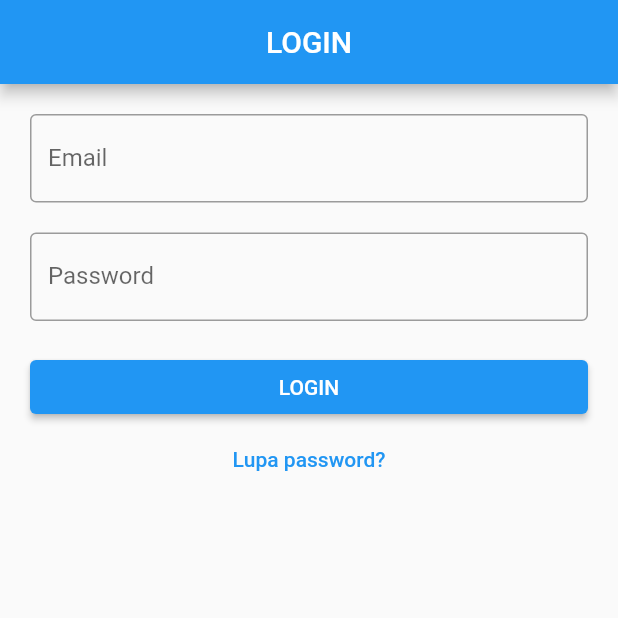
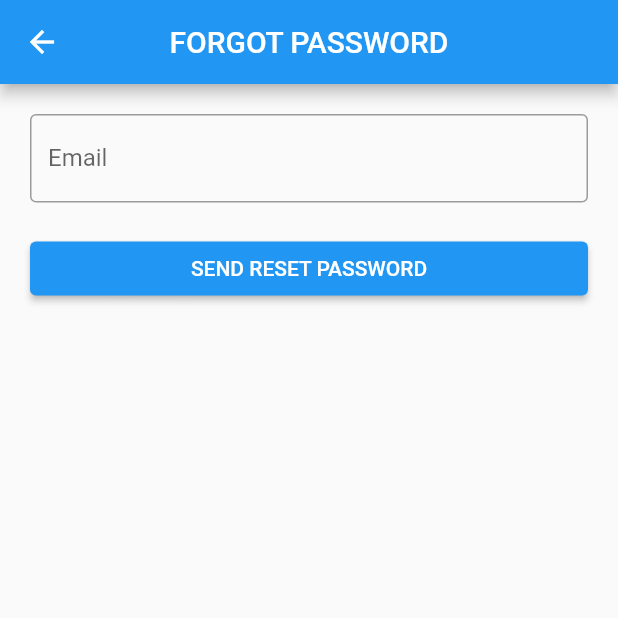
Before and after one commit to asbiqalalawi/presence, a Flutter app: the screen it shows after launch, after a tap on "Lupa password?", on a phone screen of 412 x 824 dp, the top half of it. Run offline on Flutter 3.47's test engine with Material 2 defaults, Android fonts, the phone set to English and light mode, and no system bars; our stand-ins replace cloud_firestore, firebase_auth, firebase_core, get; missing offline and left inert: cloud_firestore_web, firebase_auth_web, firebase_core_web, firebase_storage_web; accounts and stored records are empty.

Commit message:
Forgot Password

```diff
--- /dev/null
+++ b/lib/app/modules/forgot_password/bindings/forgot_password_binding.dart
@@ -0,0 +1,12 @@
+import 'package:get/get.dart';
+
+import '../controllers/forgot_password_controller.dart';
+
+class ForgotPasswordBinding extends Bindings {
+  @override
+  void dependencies() {
+    Get.lazyPut<ForgotPasswordController>(
+      () => ForgotPasswordController(),
+    );
+  }
+}
--- /dev/null
+++ b/lib/app/modules/forgot_password/controllers/forgot_password_controller.dart
@@ -0,0 +1,28 @@
+import 'package:firebase_auth/firebase_auth.dart';
+import 'package:flutter/cupertino.dart';
+import 'package:get/get.dart';
+
+class ForgotPasswordController extends GetxController {
+  RxBool isLoading = false.obs;
+  TextEditingController emailC = TextEditingController();
+
+  FirebaseAuth auth = FirebaseAuth.instance;
+
+  void sendEmail() async {
+    if (emailC.text.isNotEmpty) {
+      isLoading.value = true;
+      try {
+        await auth.sendPasswordResetEmail(email: emailC.text);
+        Get.back();
+        Get.snackbar('Berhasil', 'Email reset password berhasil dikirim.');
+      } catch (e) {
+        Get.snackbar(
+            'Terjadi Kesalahan', 'Tidak dapat mengirim email reset password.');
+      } finally {
+        isLoading.value = false;
+      }
+    } else {
+      Get.snackbar('Terjadi Kesalahan', 'Email harus diisi.');
+    }
+  }
+}
--- /dev/null
+++ b/lib/app/modules/forgot_password/views/forgot_password_view.dart
@@ -0,0 +1,43 @@
+import 'package:flutter/material.dart';
+
+import 'package:get/get.dart';
+
+import '../controllers/forgot_password_controller.dart';
+
+class ForgotPasswordView extends GetView<ForgotPasswordController> {
+  const ForgotPasswordView({Key? key}) : super(key: key);
+
+  @override
+  Widget build(BuildContext context) {
+    return Scaffold(
+      appBar: AppBar(
+        title: const Text('FORGOT PASSWORD'),
+        centerTitle: true,
+      ),
+      body: ListView(
+        padding: const EdgeInsets.all(20),
+        children: [
+          TextField(
+            autocorrect: false,
+            controller: controller.emailC,
+            decoration: const InputDecoration(
+                labelText: 'Email', border: OutlineInputBorder()),
+          ),
+          const SizedBox(
+            height: 20,
+          ),
+          Obx(() => ElevatedButton(
+                onPressed: () {
+                  if (controller.isLoading.isFalse) {
+                    controller.sendEmail();
+                  }
+                },
+                child: Text(controller.isLoading.isFalse
+                    ? 'SEND RESET PASSWORD'
+                    : 'LOADING...'),
+              )),
+        ],
+      ),
+    );
+  }
+}
--- a/lib/app/modules/login/views/login_view.dart
+++ b/lib/app/modules/login/views/login_view.dart
@@ -1,6 +1,7 @@
 import 'package:flutter/material.dart';
 
 import 'package:get/get.dart';
+import 'package:presence/app/routes/app_pages.dart';
 
 import '../controllers/login_controller.dart';
 
@@ -31,20 +32,28 @@ class LoginView extends GetView<LoginController> {
             controller: controller.passC,
             obscureText: true,
             decoration: const InputDecoration(
-                labelText: 'Password', border: OutlineInputBorder()),
+              labelText: 'Password',
+              border: OutlineInputBorder(),
+            ),
           ),
           const SizedBox(
             height: 20,
           ),
-          Obx(() => ElevatedButton(
+          Obx(
+            () => ElevatedButton(
               onPressed: () async {
                 if (controller.isLoading.isFalse) {
                   await controller.login();
                 }
               },
               child:
-                  Text(controller.isLoading.isFalse ? 'LOGIN' : 'LOADING...'))),
-          TextButton(onPressed: () {}, child: const Text('Lupa password?'))
+                  Text(controller.isLoading.isFalse ? 'LOGIN' : 'LOADING...'),
+            ),
+          ),
+          TextButton(
+            onPressed: () => Get.toNamed(Routes.FORGOT_PASSWORD),
+            child: const Text('Lupa password?'),
+          ),
         ],
       ),
     );
--- a/lib/app/routes/app_pages.dart
+++ b/lib/app/routes/app_pages.dart
@@ -2,6 +2,8 @@ import 'package:get/get.dart';
 
 import '../modules/add_users/bindings/add_users_binding.dart';
 import '../modules/add_users/views/add_users_view.dart';
+import '../modules/forgot_password/bindings/forgot_password_binding.dart';
+import '../modules/forgot_password/views/forgot_password_view.dart';
 import '../modules/home/bindings/home_binding.dart';
 import '../modules/home/views/home_view.dart';
 import '../modules/login/bindings/login_binding.dart';
@@ -37,5 +39,10 @@ class AppPages {
       page: () => NewPasswordView(),
       binding: NewPasswordBinding(),
     ),
+    GetPage(
+      name: _Paths.FORGOT_PASSWORD,
+      page: () => ForgotPasswordView(),
+      binding: ForgotPasswordBinding(),
+    ),
   ];
 }
--- a/lib/app/routes/app_routes.dart
+++ b/lib/app/routes/app_routes.dart
@@ -7,6 +7,7 @@ abstract class Routes {
   static const ADD_USERS = _Paths.ADD_USERS;
   static const LOGIN = _Paths.LOGIN;
   static const NEW_PASSWORD = _Paths.NEW_PASSWORD;
+  static const FORGOT_PASSWORD = _Paths.FORGOT_PASSWORD;
 }
 
 abstract class _Paths {
@@ -15,4 +16,5 @@ abstract class _Paths {
   static const ADD_USERS = '/add-users';
   static const LOGIN = '/login';
   static const NEW_PASSWORD = '/new-password';
+  static const FORGOT_PASSWORD = '/forgot-password';
 }
--- a/lib/main.dart
+++ b/lib/main.dart
@@ -24,6 +24,7 @@ Future<void> main() async {
               )),
             );
           }
+          // ignore: avoid_print
           print(snapshot.data);
           return GetMaterialApp(
             title: "Application",
```
Also changed, not shown: lib/app/modules/new_password/views/new_password_view.dart (+6 -4 lines).
